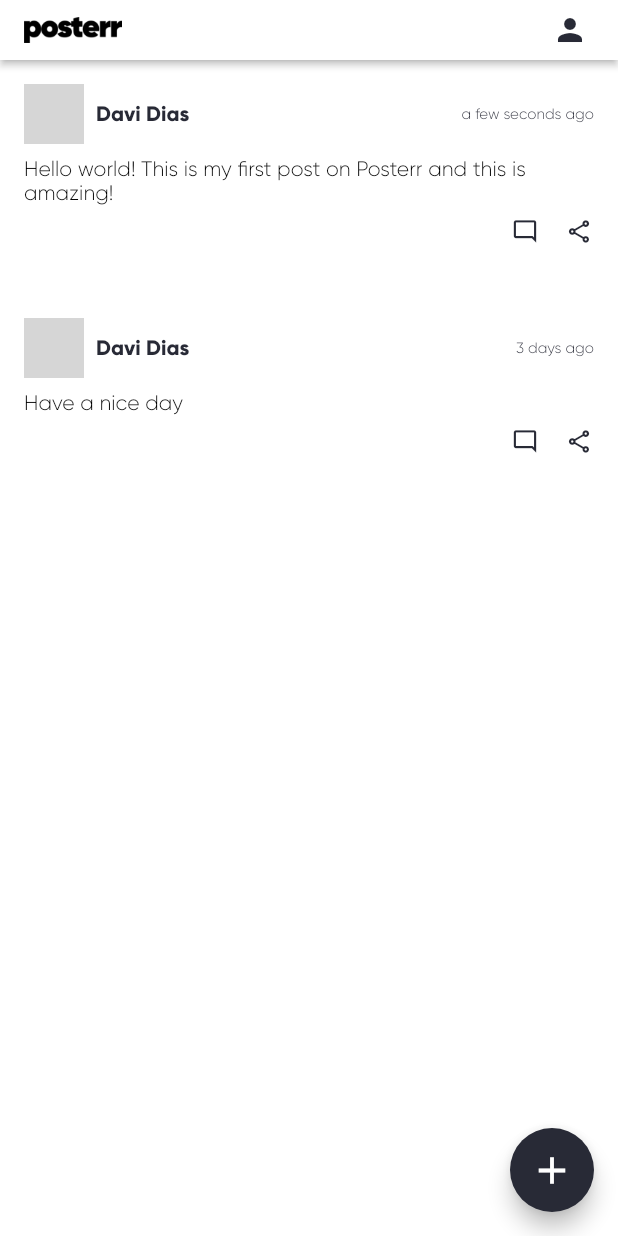
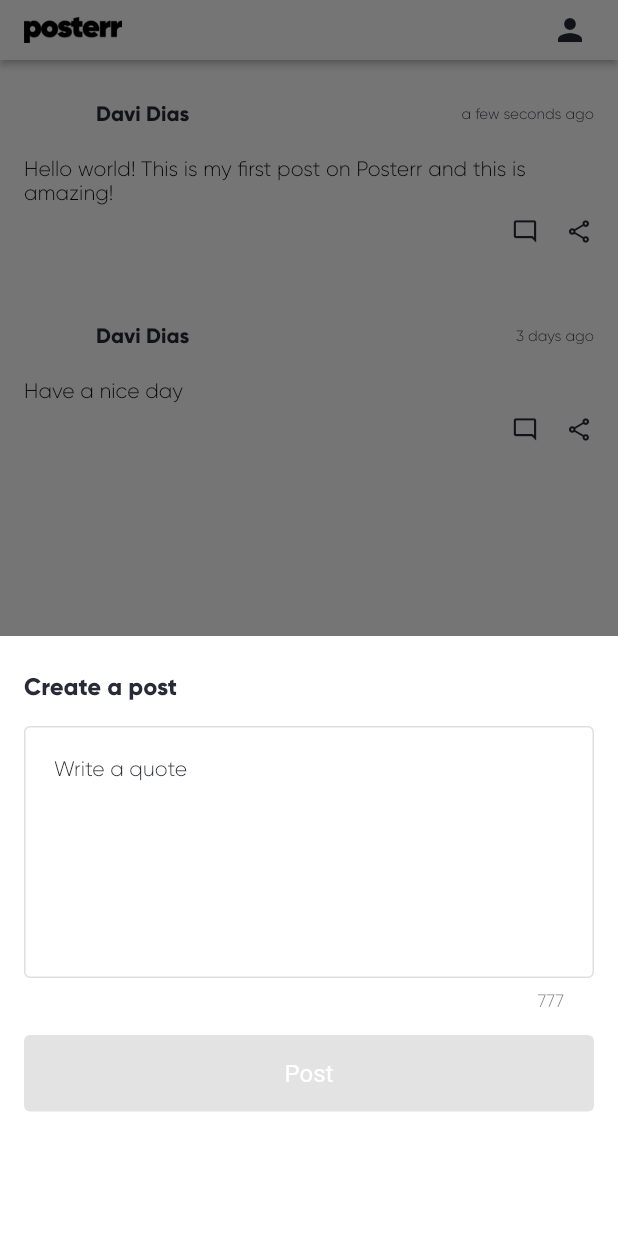
Before and after one commit to felipekjr/posterr_flutter, a Flutter app: the screen it shows after launch, after a tap on the "mode comment" icon, on a phone screen of 412 x 824 dp. Run offline on Flutter 3.47's test engine with Material 2 defaults, Android fonts, the phone set to English and light mode, and no system bars; our stand-ins replace dartz, equatable, flutter_spinkit, fluttertoast, get_it, hive and 2 more; accounts and stored records are empty; network calls fail; statements that could not run were skipped; grey boxes are pictures that could not be loaded.

Commit message:
feat: enable user to quote a post

```diff
--- a/lib/src/data/models/post_model.dart
+++ b/lib/src/data/models/post_model.dart
@@ -3,8 +3,9 @@ import '../../domain/entities/entities.dart';
 abstract class PostModel {
   final String? id;
   final DateTime creationDate;
+  final String? childId;
 
-  PostModel(this.id, this.creationDate);
+  PostModel(this.id, this.creationDate, this.childId);
 
   PostEntity toEntity();
 }
--- a/lib/src/data/repositories/post_repository_impl.dart
+++ b/lib/src/data/repositories/post_repository_impl.dart
@@ -1,6 +1,5 @@
 import 'package:dartz/dartz.dart';
 import 'package:posterr_flutter/src/data/models/post_model.dart';
-import 'package:posterr_flutter/src/external/external.dart';
 
 import '../../domain/entities/post_entity.dart';
 import '../../domain/helpers/failure.dart';
@@ -16,6 +15,10 @@ class PostRepositoryImpl implements PostRepository {
   Future<Either<Failure, PostEntity>> create({required PostEntity post}) async {
     try {
       final res = await localDataSource.save(post);
+      if (post.childId != null) {
+        final child = await localDataSource.getById(post.childId!);
+        return Right(res.toEntity().copy(child: child.toEntity()));
+      }
       return Right(res.toEntity());
     } catch (e) {
       return const Left(UnexpectedFailure('Unexpected error while creating the post'));
--- a/lib/src/domain/entities/post_entity.dart
+++ b/lib/src/domain/entities/post_entity.dart
@@ -11,13 +11,16 @@ class PostEntity extends Equatable {
   final String? text;
   final String? childId;
 
+  final PostEntity? child;
+
   const PostEntity({
     required this.createdAt,
     required this.author,
     required this.type,
     this.id,
     this.text,
-    this.childId
+    this.childId,
+    this.child
   });
 
   PostEntity copy({
@@ -27,6 +30,7 @@ class PostEntity extends Equatable {
     PostType? type,
     String? text,
     String? childId,
+    PostEntity? child,
     bool newPost = false
   }) => PostEntity(
     id: newPost ? null : id ?? this.id,
@@ -34,9 +38,10 @@ class PostEntity extends Equatable {
     createdAt: createdAt ?? this.createdAt,
     type: type ?? this.type,
     text: text ?? this.text,
-    childId: childId ?? this.childId
+    childId: childId ?? this.childId,
+    child: child ?? this.child
   );
 
   @override
-  List<Object?> get props => [id, createdAt, author, type, text, childId];
+  List<Object?> get props => [id, createdAt, author, type, text, childId, child];
 }
--- a/lib/src/domain/usecases/user_can_post_use_case.dart
+++ b/lib/src/domain/usecases/user_can_post_use_case.dart
@@ -18,6 +18,6 @@ class UserCanPostImpl implements UserCanPost {
     final dailyPosts = userPosts
         .right()
         .where((e) => e.createdAt.difference(DateTime.now()).inDays == 0);
-    return dailyPosts.length < 50;
+    return dailyPosts.length < 5;
   }
 }
--- a/lib/src/external/models/post/local_post_model.dart
+++ b/lib/src/external/models/post/local_post_model.dart
@@ -1,10 +1,10 @@
 import 'package:equatable/equatable.dart';
 import 'package:hive/hive.dart';
-import 'package:posterr_flutter/src/external/external.dart';
 
 import '../../../data/models/models.dart';
 import '../../../domain/entities/post_entity.dart';
 import '../../../domain/helpers/helpers.dart';
+import '../models.dart';
 
 part 'local_post_model.g.dart';
 
@@ -30,6 +30,9 @@ class LocalPostModel extends HiveObject with EquatableMixin implements PostModel
   @HiveField(5)
   final String? childId;
 
+  @HiveField(6)
+  final LocalPostModel? child;
+
   LocalPostModel({
     required this.author,
     required this.creationDate,
@@ -37,11 +40,13 @@ class LocalPostModel extends HiveObject with EquatableMixin implements PostModel
     this.text,
     this.childId,
     this.id,
+    this.child
   });
 
   LocalPostModel copy({
     String? id,
     String? type,
+    LocalPostModel? child
   }) {
     return LocalPostModel(
       id: id ?? this.id,
@@ -50,6 +55,7 @@ class LocalPostModel extends HiveObject with EquatableMixin implements PostModel
       creationDate: creationDate,
       text: text,
       childId: childId,
+      child: child ?? this.child
     );
   }
 
@@ -61,17 +67,20 @@ class LocalPostModel extends HiveObject with EquatableMixin implements PostModel
       author: author.toEntity(),
       type: _getType(type),
       text: text,
-      childId: childId
+      childId: childId,
+      child: child?.toEntity()
     );
   }
 
   factory LocalPostModel.fromEntity(PostEntity e) {
     return LocalPostModel(
+      id: e.id,
       author: LocalUserModel.fromEntity(e.author),
       creationDate: e.createdAt,
       type: _getTypeString(e.type),
       text: e.text,
-      childId: e.childId
+      childId: e.childId,
+      child: e.child != null ? LocalPostModel.fromEntity(e.child!) : null
     );
   }
 
@@ -88,5 +97,5 @@ class LocalPostModel extends HiveObject with EquatableMixin implements PostModel
   }
 
   @override
-  List<Object?> get props => [author, id, text, childId, type, creationDate];
+  List<Object?> get props => [author, id, text, childId, type, creationDate, child];
 }
--- a/lib/src/ui/pages/home/home_page.dart
+++ b/lib/src/ui/pages/home/home_page.dart
@@ -33,6 +33,17 @@ class _HomePageState extends State<HomePage> {
     super.dispose();
   }
 
+  void onRepostTap(String postId) async {
+    final tappedPost = await presenter.getTappedPost(postId);
+    presenter.makeNewPost(tappedPost, postType: PostType.repost);
+  }
+  void onQuoteTap(String postId) async {
+    final tappedPost = await presenter.getTappedPost(postId);
+    showPostModal(context, onSave: (String text) {
+      presenter.makeNewPost(tappedPost, postType: PostType.quote, quote: text);
+    });
+  }
+
   @override
   Widget build(BuildContext context) {
     return BasePage(
@@ -44,10 +55,8 @@ class _HomePageState extends State<HomePage> {
           return posts.isNotEmpty
               ? Feed(
                   posts: posts,
-                  onRepostTap: (String postId) async {
-                    final tappedPost = await presenter.getTappedPost(postId);
-                    presenter.makeNewPost(tappedPost, postType: PostType.repost);
-                  },
+                  onRepostTap: onRepostTap,
+                  onQuoteTap: onQuoteTap,
                 )
               : const Center(child: Text('Empty feed'));
         },
--- a/lib/src/ui/widgets/feed.dart
+++ b/lib/src/ui/widgets/feed.dart
@@ -24,6 +24,7 @@ class Feed extends StatelessWidget {
   });
 
   final userSession = GetIt.I.get<UserSessionService>();
+  final repostAndQuotedTypes = [PostType.repost, PostType.quote];
 
   @override
   Widget build(BuildContext context) {
@@ -35,16 +36,18 @@ class Feed extends StatelessWidget {
       itemCount: posts.length,
       itemBuilder: (context, index) {
         final post = posts[index];
-        if (post.type == PostType.repost) {
+        final child = post.child;
+        if (repostAndQuotedTypes.contains(post.type) && child != null) {
           return RepostCard(
             date: post.createdAt.humanized(),
             author: post.author.username,
+            quote: post.type == PostType.quote ? post.text : null,
             childPostInfos: SimplePostCardViewModel(
-              postId: post.id!,
-              author: post.author.username,
-              date: post.createdAt.humanized(),
-              text: post.text ?? '',
-              showFooter: showActions && userSession.activeUser?.id != post.author.id,
+              postId: post.childId!,
+              author: child.author.username,
+              date: child.createdAt.humanized(),
+              text: child.text ?? '',
+              showFooter: false
             )
           );
         }
@@ -61,7 +64,7 @@ class Feed extends StatelessWidget {
         );
       },
       separatorBuilder: (context, index) => const SizedBox(
-        height: Spacing.x2,
+        height: Spacing.x1,
       ),
     );
   }
--- a/packages/posterr_design_system/lib/src/widgets/post_cards/repost_card.dart
+++ b/packages/posterr_design_system/lib/src/widgets/post_cards/repost_card.dart
@@ -8,12 +8,14 @@ class RepostCard extends StatelessWidget {
   final String date;
   final String author;
   final SimplePostCardViewModel childPostInfos;
+  final String? quote;
 
 const RepostCard({
     Key? key,
     required this.date,
     required this.author,
     required this.childPostInfos,
+    this.quote
   }) : super(key: key);
 
   @override
@@ -21,9 +23,15 @@ const RepostCard({
     return Padding(
       padding: const EdgeInsets.all(Spacing.x2),
       child: Column(
+        crossAxisAlignment: CrossAxisAlignment.start,
         children: [
           PostHeader(author: author, date: date,),
-          const SizedBox(height: Spacing.x2,),
+          const SizedBox(height: Spacing.x1),
+          quote != null ? Text(
+            quote!,
+            style: TextStyles.normal(color: Colors.black),
+          ) : const SizedBox(),
+          const SizedBox(height: Spacing.x1,),
           SimplePostCard(
             onQuoteTap: (String v) {},
             onRepostTap: (String v) {},
```
Also changed, not shown: lib/src/domain/usecases/create_quote_use_case.dart (+7 -5 lines), lib/src/domain/usecases/create_repost_use_case.dart.dart (+7 -5 lines), lib/src/presentation/value_notifier_home_presenter.dart (+4 -5 lines), lib/src/external/models/post/local_post_model.g.dart.
